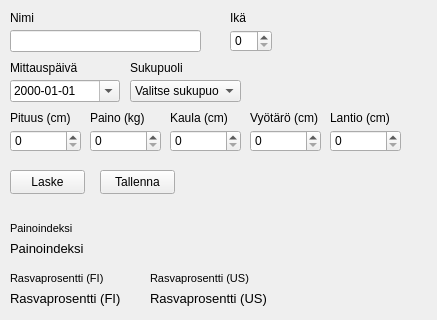
Qt form main.ui (TimoKuukka/FitnessGUI) before a commit; both pictures show x 0 to 437 and y 0 to 320 of the 437 by 651 pixel window.
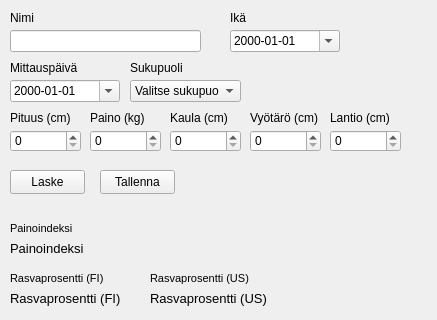
The same form after that commit.

Commit message: ageSpinBox to birthDateEdit // added TODOS

What changed in the file:
```diff
--- a/main.ui
+++ b/main.ui
@@ -389,15 +389,24 @@
      <string>Ikä</string>
     </property>
    </widget>
-   <widget class="QSpinBox" name="ageSpinBox">
+   <widget class="QDateEdit" name="birthDateEdit">
     <property name="geometry">
      <rect>
       <x>230</x>
       <y>30</y>
-      <width>42</width>
+      <width>110</width>
       <height>22</height>
      </rect>
     </property>
+    <property name="locale">
+     <locale language="Finnish" country="Finland"/>
+    </property>
+    <property name="displayFormat">
+     <string>yyyy-MM-dd</string>
+    </property>
+    <property name="calendarPopup">
+     <bool>true</bool>
+    </property>
    </widget>
   </widget>
   <widget class="QMenuBar" name="menubar">
```
Left out of the diff: 1 changed line with no effect on the pictures. The commit also changes 1 other file.
